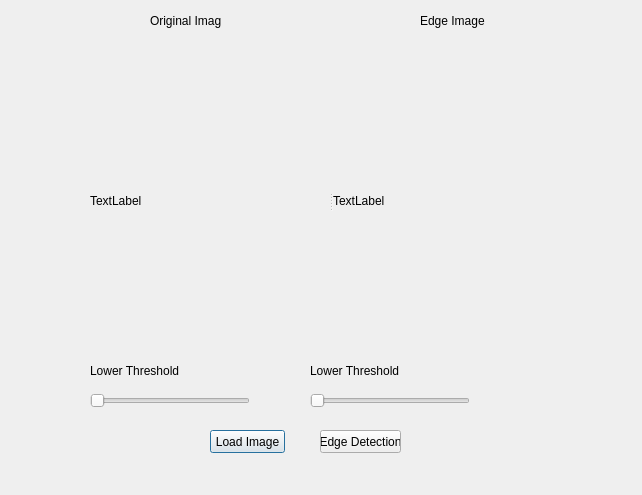
The window that cannydetec/canny_edge_detector_ui.ui (omarelbehairy/imgTask) describes before a commit, drawn with Qt 5.
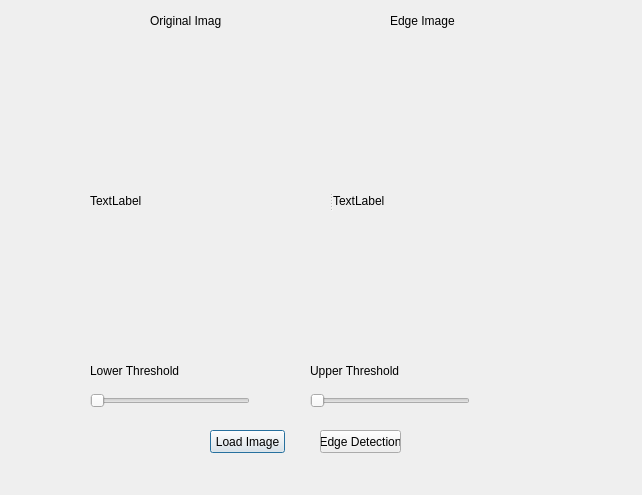
The same window after the commit.

Diff of the .ui file:
```diff
--- a/cannydetec/canny_edge_detector_ui.ui
+++ b/cannydetec/canny_edge_detector_ui.ui
@@ -68,7 +68,7 @@
   <widget class="QLabel" name="label_2">
    <property name="geometry">
     <rect>
-     <x>420</x>
+     <x>390</x>
      <y>10</y>
      <width>71</width>
      <height>21</height>
@@ -143,7 +143,7 @@
     </rect>
    </property>
    <property name="text">
-    <string>Lower Threshold</string>
+    <string>Upper Threshold</string>
    </property>
   </widget>
  </widget>
```
